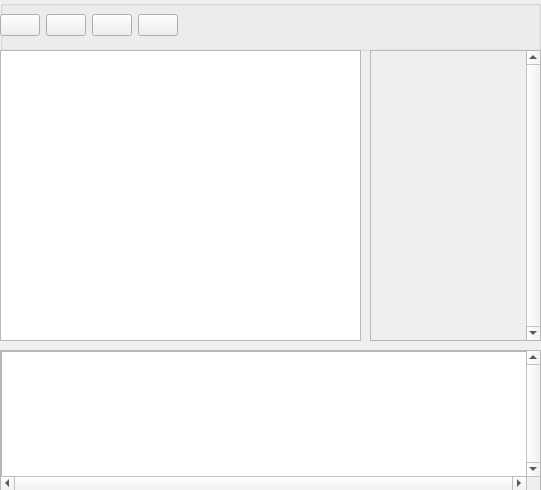
Above: gui-design/main.ui from ECHibiki/Asset-Tracker before the change. Below: the same form after it.
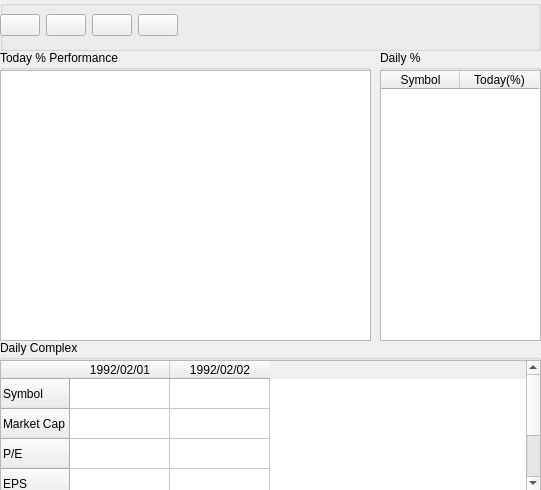
That is the form after the change. Icons and pictures are not drawn. Custom widgets are drawn as their Qt base class.

What changed in the file:
```diff
--- a/gui-design/main.ui
+++ b/gui-design/main.ui
@@ -579,540 +579,125 @@
     </layout>
    </widget>
   </widget>
-  <widget class="PlotWidget" name="graphicsView">
+  <widget class="QGroupBox" name="groupBox_2">
    <property name="geometry">
     <rect>
      <x>0</x>
-     <y>50</y>
-     <width>361</width>
-     <height>291</height>
-    </rect>
-   </property>
-  </widget>
-  <widget class="QScrollArea" name="scrollArea">
-   <property name="geometry">
-    <rect>
-     <x>0</x>
-     <y>350</y>
+     <y>340</y>
      <width>541</width>
-     <height>141</height>
+     <height>151</height>
     </rect>
    </property>
-   <property name="palette">
-    <palette>
-     <active>
-      <colorrole role="WindowText">
-       <brush brushstyle="SolidPattern">
-        <color alpha="255">
-         <red>0</red>
-         <green>0</green>
-         <blue>0</blue>
-        </color>
-       </brush>
-      </colorrole>
-      <colorrole role="Button">
-       <brush brushstyle="SolidPattern">
-        <color alpha="255">
-         <red>222</red>
-         <green>221</green>
-         <blue>218</blue>
-        </color>
-       </brush>
-      </colorrole>
-      <colorrole role="Light">
-       <brush brushstyle="SolidPattern">
-        <color alpha="255">
-         <red>255</red>
-         <green>255</green>
-         <blue>255</blue>
-        </color>
-       </brush>
-      </colorrole>
-      <colorrole role="Midlight">
-       <brush brushstyle="SolidPattern">
-        <color alpha="255">
-         <red>238</red>
-         <green>238</green>
-         <blue>236</blue>
-        </color>
-       </brush>
-      </colorrole>
-      <colorrole role="Dark">
-       <brush brushstyle="SolidPattern">
-        <color alpha="255">
-         <red>111</red>
-         <green>110</green>
-         <blue>109</blue>
-        </color>
-       </brush>
-      </colorrole>
-      <colorrole role="Mid">
-       <brush brushstyle="SolidPattern">
-        <color alpha="255">
-         <red>148</red>
-         <green>147</green>
-         <blue>145</blue>
-        </color>
-       </brush>
-      </colorrole>
-      <colorrole role="Text">
-       <brush brushstyle="SolidPattern">
-        <color alpha="255">
-         <red>0</red>
-         <green>0</green>
-         <blue>0</blue>
-        </color>
-       </brush>
-      </colorrole>
-      <colorrole role="BrightText">
-       <brush brushstyle="SolidPattern">
-        <color alpha="255">
-         <red>255</red>
-         <green>255</green>
-         <blue>255</blue>
-        </color>
-       </brush>
-      </colorrole>
-      <colorrole role="ButtonText">
-       <brush brushstyle="SolidPattern">
-        <color alpha="255">
-         <red>0</red>
-         <green>0</green>
-         <blue>0</blue>
-        </color>
-       </brush>
-      </colorrole>
-      <colorrole role="Base">
-       <brush brushstyle="SolidPattern">
-        <color alpha="255">
-         <red>255</red>
-         <green>255</green>
-         <blue>255</blue>
-        </color>
-       </brush>
-      </colorrole>
-      <colorrole role="Window">
-       <brush brushstyle="SolidPattern">
-        <color alpha="255">
-         <red>222</red>
-         <green>221</green>
-         <blue>218</blue>
-        </color>
-       </brush>
-      </colorrole>
-      <colorrole role="Shadow">
-       <brush brushstyle="SolidPattern">
-        <color alpha="255">
-         <red>0</red>
-         <green>0</green>
-         <blue>0</blue>
-        </color>
-       </brush>
-      </colorrole>
-      <colorrole role="AlternateBase">
-       <brush brushstyle="SolidPattern">
-        <color alpha="255">
-         <red>238</red>
-         <green>238</green>
-         <blue>236</blue>
-        </color>
-       </brush>
-      </colorrole>
-      <colorrole role="ToolTipBase">
-       <brush brushstyle="SolidPattern">
-        <color alpha="255">
-         <red>255</red>
-         <green>255</green>
-         <blue>220</blue>
-        </color>
-       </brush>
-      </colorrole>
-      <colorrole role="ToolTipText">
-       <brush brushstyle="SolidPattern">
-        <color alpha="255">
-         <red>0</red>
-         <green>0</green>
-         <blue>0</blue>
-        </color>
-       </brush>
-      </colorrole>
-      <colorrole role="PlaceholderText">
-       <brush brushstyle="SolidPattern">
-        <color alpha="127">
-         <red>0</red>
-         <green>0</green>
-         <blue>0</blue>
-        </color>
-       </brush>
-      </colorrole>
-     </active>
-     <inactive>
-      <colorrole role="WindowText">
-       <brush brushstyle="SolidPattern">
-        <color alpha="255">
-         <red>0</red>
-         <green>0</green>
-         <blue>0</blue>
-        </color>
-       </brush>
-      </colorrole>
-      <colorrole role="Button">
-       <brush brushstyle="SolidPattern">
-        <color alpha="255">
-         <red>239</red>
-         <green>239</green>
-         <blue>239</blue>
-        </color>
-       </brush>
-      </colorrole>
-      <colorrole role="Light">
-       <brush brushstyle="SolidPattern">
-        <color alpha="255">
-         <red>255</red>
-         <green>255</green>
-         <blue>255</blue>
-        </color>
-       </brush>
-      </colorrole>
-      <colorrole role="Midlight">
-       <brush brushstyle="SolidPattern">
-        <color alpha="255">
-         <red>202</red>
-         <green>202</green>
-         <blue>202</blue>
-        </color>
-       </brush>
-      </colorrole>
-      <colorrole role="Dark">
-       <brush brushstyle="SolidPattern">
-        <color alpha="255">
-         <red>159</red>
-         <green>159</green>
-         <blue>159</blue>
-        </color>
-       </brush>
-      </colorrole>
-      <colorrole role="Mid">
-       <brush brushstyle="SolidPattern">
-        <color alpha="255">
-         <red>184</red>
-         <green>184</green>
-         <blue>184</blue>
-        </color>
-       </brush>
-      </colorrole>
-      <colorrole role="Text">
-       <brush brushstyle="SolidPattern">
-        <color alpha="255">
-         <red>0</red>
-         <green>0</green>
-         <blue>0</blue>
-        </color>
-       </brush>
-      </colorrole>
-      <colorrole role="BrightText">
-       <brush brushstyle="SolidPattern">
-        <color alpha="255">
-         <red>255</red>
-         <green>255</green>
-         <blue>255</blue>
-        </color>
-       </brush>
-      </colorrole>
-      <colorrole role="ButtonText">
-       <brush brushstyle="SolidPattern">
-        <color alpha="255">
-         <red>0</red>
-         <green>0</green>
-         <blue>0</blue>
-        </color>
-       </brush>
-      </colorrole>
-      <colorrole role="Base">
-       <brush brushstyle="SolidPattern">
-        <color alpha="255">
-         <red>255</red>
-         <green>255</green>
-         <blue>255</blue>
-        </color>
-       </brush>
-      </colorrole>
-      <colorrole role="Window">
-       <brush brushstyle="SolidPattern">
-        <color alpha="255">
-         <red>239</red>
-         <green>239</green>
-         <blue>239</blue>
-        </color>
-       </brush>
-      </colorrole>
-      <colorrole role="Shadow">
-       <brush brushstyle="SolidPattern">
-        <color alpha="255">
-         <red>118</red>
-         <green>118</green>
-         <blue>118</blue>
-        </color>
-       </brush>
-      </colorrole>
-      <colorrole role="AlternateBase">
-       <brush brushstyle="SolidPattern">
-        <color alpha="255">
-         <red>247</red>
-         <green>247</green>
-         <blue>247</blue>
-        </color>
-       </brush>
-      </colorrole>
-      <colorrole role="ToolTipBase">
-       <brush brushstyle="SolidPattern">
-        <color alpha="255">
-         <red>255</red>
-         <green>255</green>
-         <blue>220</blue>
-        </color>
-       </brush>
-      </colorrole>
-      <colorrole role="ToolTipText">
-       <brush brushstyle="SolidPattern">
-        <color alpha="255">
-         <red>0</red>
-         <green>0</green>
-         <blue>0</blue>
-        </color>
-       </brush>
-      </colorrole>
-      <colorrole role="PlaceholderText">
-       <brush brushstyle="SolidPattern">
-        <color alpha="128">
-         <red>0</red>
-         <green>0</green>
-         <blue>0</blue>
-        </color>
-       </brush>
-      </colorrole>
-     </inactive>
-     <disabled>
-      <colorrole role="WindowText">
-       <brush brushstyle="SolidPattern">
-        <color alpha="255">
-         <red>111</red>
-         <green>110</green>
-         <blue>109</blue>
-        </color>
-       </brush>
-      </colorrole>
-      <colorrole role="Button">
-       <brush brushstyle="SolidPattern">
-        <color alpha="255">
-         <red>222</red>
-         <green>221</green>
-         <blue>218</blue>
-        </color>
-       </brush>
-      </colorrole>
-      <colorrole role="Light">
-       <brush brushstyle="SolidPattern">
-        <color alpha="255">
-         <red>255</red>
-         <green>255</green>
-         <blue>255</blue>
-        </color>
-       </brush>
-      </colorrole>
-      <colorrole role="Midlight">
-       <brush brushstyle="SolidPattern">
-        <color alpha="255">
-         <red>238</red>
-         <green>238</green>
-         <blue>236</blue>
-        </color>
-       </brush>
-      </colorrole>
-      <colorrole role="Dark">
-       <brush brushstyle="SolidPattern">
-        <color alpha="255">
-         <red>111</red>
-         <green>110</green>
-         <blue>109</blue>
-        </color>
-       </brush>
-      </colorrole>
-      <colorrole role="Mid">
-       <brush brushstyle="SolidPattern">
-        <color alpha="255">
-         <red>148</red>
-         <green>147</green>
-         <blue>145</blue>
-        </color>
-       </brush>
-      </colorrole>
-      <colorrole role="Text">
-       <brush brushstyle="SolidPattern">
-        <color alpha="255">
-         <red>111</red>
-         <green>110</green>
-         <blue>109</blue>
-        </color>
-       </brush>
-      </colorrole>
-      <colorrole role="BrightText">
-       <brush brushstyle="SolidPattern">
-        <color alpha="255">
-         <red>255</red>
-         <green>255</green>
-         <blue>255</blue>
-        </color>
-       </brush>
-      </colorrole>
-      <colorrole role="ButtonText">
-       <brush brushstyle="SolidPattern">
-        <color alpha="255">
-         <red>111</red>
-         <green>110</green>
-         <blue>109</blue>
-        </color>
-       </brush>
-      </colorrole>
-      <colorrole role="Base">
-       <brush brushstyle="SolidPattern">
-        <color alpha="255">
-         <red>222</red>
-         <green>221</green>
-         <blue>218</blue>
-        </color>
-       </brush>
-      </colorrole>
-      <colorrole role="Window">
-       <brush brushstyle="SolidPattern">
-        <color alpha="255">
-         <red>222</red>
-         <green>221</green>
-         <blue>218</blue>
-        </color>
-       </brush>
-      </colorrole>
-      <colorrole role="Shadow">
-       <brush brushstyle="SolidPattern">
-        <color alpha="255">
-         <red>177</red>
-         <green>177</green>
-         <blue>177</blue>
-        </color>
-       </brush>
-      </colorrole>
-      <colorrole role="AlternateBase">
-       <brush brushstyle="SolidPattern">
-        <color alpha="255">
-         <red>247</red>
-         <green>247</green>
-         <blue>247</blue>
-        </color>
-       </brush>
-      </colorrole>
-      <colorrole role="ToolTipBase">
-       <brush brushstyle="SolidPattern">
-        <color alpha="255">
-         <red>255</red>
-         <green>255</green>
-         <blue>220</blue>
-        </color>
-       </brush>
-      </colorrole>
-      <colorrole role="ToolTipText">
-       <brush brushstyle="SolidPattern">
-        <color alpha="255">
-         <red>0</red>
-         <green>0</green>
-         <blue>0</blue>
-        </color>
-       </brush>
-      </colorrole>
-      <colorrole role="PlaceholderText">
-       <brush brushstyle="SolidPattern">
-        <color alpha="128">
-         <red>0</red>
-         <green>0</green>
-         <blue>0</blue>
-        </color>
-       </brush>
-      </colorrole>
-     </disabled>
-    </palette>
+   <property name="title">
+    <string>Daily Complex</string>
    </property>
-   <property name="autoFillBackground">
-    <bool>true</bool>
-   </property>
-   <property name="verticalScrollBarPolicy">
-    <enum>Qt::ScrollBarAlwaysOn</enum>
-   </property>
-   <property name="horizontalScrollBarPolicy">
-    <enum>Qt::ScrollBarAlwaysOn</enum>
-   </property>
-   <property name="widgetResizable">
-    <bool>true</bool>
-   </property>
-   <widget class="QWidget" name="scrollAreaWidgetContents">
+   <widget class="QTableWidget" name="AdvancedTable">
     <property name="geometry">
      <rect>
       <x>0</x>
-      <y>0</y>
-      <width>525</width>
-      <height>125</height>
+      <y>20</y>
+      <width>541</width>
+      <height>131</height>
      </rect>
     </property>
-    <widget class="QTableView" name="tableView">
-     <property name="geometry">
-      <rect>
-       <x>0</x>
-       <y>0</y>
-       <width>531</width>
-       <height>192</height>
-      </rect>
+    <property name="sizePolicy">
+     <sizepolicy hsizetype="Expanding" vsizetype="Expanding">
+      <horstretch>0</horstretch>
+      <verstretch>0</verstretch>
+     </sizepolicy>
+    </property>
+    <row>
+     <property name="text">
+      <string>Symbol</string>
      </property>
-     <property name="autoFillBackground">
-      <bool>false</bool>
+    </row>
+    <row>
+     <property name="text">
+      <string>Market Cap</string>
      </property>
-     <property name="sizeAdjustPolicy">
-      <enum>QAbstractScrollArea::AdjustToContents</enum>
+    </row>
+    <row>
+     <property name="text">
+      <string>P/E</string>
      </property>
-     <property name="gridStyle">
-      <enum>Qt::SolidLine</enum>
+    </row>
+    <row>
+     <property name="text">
+      <string>EPS</string>
      </property>
-     <property name="sortingEnabled">
-      <bool>false</bool>
+    </row>
+    <row>
+     <property name="text">
+      <string>Volume</string>
      </property>
-    </widget>
+    </row>
+    <column>
+     <property name="text">
+      <string>1992/02/01</string>
+     </property>
+    </column>
+    <column>
+     <property name="text">
+      <string>1992/02/02</string>
+     </property>
+    </column>
    </widget>
   </widget>
-  <widget class="QScrollArea" name="scrollArea_2">
+  <widget class="QGroupBox" name="groupBox_3">
    <property name="geometry">
     <rect>
-     <x>370</x>
+     <x>380</x>
      <y>50</y>
-     <width>171</width>
+     <width>161</width>
      <height>291</height>
     </rect>
    </property>
-   <property name="verticalScrollBarPolicy">
-    <enum>Qt::ScrollBarAlwaysOn</enum>
+   <property name="title">
+    <string>Daily %</string>
    </property>
-   <property name="horizontalScrollBarPolicy">
-    <enum>Qt::ScrollBarAsNeeded</enum>
+   <widget class="QTableWidget" name="SimpleTable">
+    <property name="geometry">
+     <rect>
+      <x>0</x>
+      <y>20</y>
+      <width>161</width>
+      <height>271</height>
+     </rect>
+    </property>
+    <attribute name="horizontalHeaderDefaultSectionSize">
+     <number>79</number>
+    </attribute>
+    <column>
+     <property name="text">
+      <string>Symbol</string>
+     </property>
+    </column>
+    <column>
+     <property name="text">
+      <string>Today(%)</string>
+     </property>
+    </column>
+   </widget>
+  </widget>
+  <widget class="QGroupBox" name="groupBox_4">
+   <property name="geometry">
+    <rect>
+     <x>0</x>
+     <y>50</y>
+     <width>371</width>
+     <height>291</height>
+    </rect>
    </property>
-   <property name="sizeAdjustPolicy">
-    <enum>QAbstractScrollArea::AdjustToContentsOnFirstShow</enum>
+   <property name="title">
+    <string>Today % Performance</string>
    </property>
-   <property name="widgetResizable">
-    <bool>true</bool>
-   </property>
-   <widget class="QWidget" name="scrollAreaWidgetContents_2">
+   <widget class="PlotWidget" name="PercentPerformancePlot">
     <property name="geometry">
      <rect>
       <x>0</x>
-      <y>0</y>
-      <width>155</width>
-      <height>289</height>
+      <y>20</y>
+      <width>371</width>
+      <height>271</height>
      </rect>
     </property>
    </widget>
```
Left out of the diff: 76 changed lines with no effect on the pictures.
